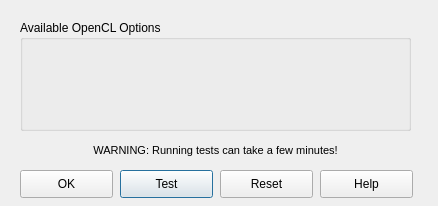
Old version of the form src/sas/qtgui/Perspectives/Fitting/UI/GPUOptionsUI.ui in the repository SasView/sasview.
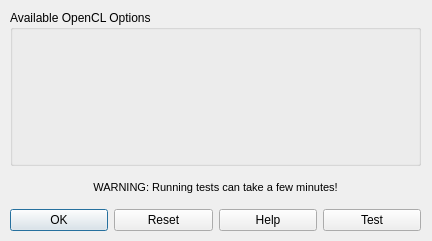
New version of the form. Icons and pictures are not drawn.

Commit message: Use layouts to eliminate hard-coded sizes.

```diff
--- a/src/sas/qtgui/Perspectives/Fitting/UI/GPUOptionsUI.ui
+++ b/src/sas/qtgui/Perspectives/Fitting/UI/GPUOptionsUI.ui
@@ -6,8 +6,8 @@
    <rect>
     <x>0</x>
     <y>0</y>
-    <width>438</width>
-    <height>206</height>
+    <width>432</width>
+    <height>241</height>
    </rect>
   </property>
   <property name="sizePolicy">
@@ -19,82 +19,58 @@
   <property name="windowTitle">
    <string>OpenCL Options</string>
   </property>
-  <widget class="QPushButton" name="testButton">
-   <property name="geometry">
-    <rect>
-     <x>120</x>
-     <y>170</y>
-     <width>93</width>
-     <height>28</height>
-    </rect>
-   </property>
-   <property name="text">
-    <string>Test</string>
-   </property>
-  </widget>
-  <widget class="QPushButton" name="helpButton">
+  <property name="windowIcon">
+   <iconset>
+    <normaloff>../../../UI/res/ball.ico</normaloff>../../../UI/res/ball.ico</iconset>
+  </property>
+  <widget class="QWidget" name="verticalLayoutWidget_2">
    <property name="geometry">
     <rect>
-     <x>320</x>
-     <y>170</y>
-     <width>93</width>
-     <height>28</height>
+     <x>0</x>
+     <y>0</y>
+     <width>431</width>
+     <height>241</height>
     </rect>
    </property>
-   <property name="text">
-    <string>Help</string>
-   </property>
-   <property name="autoDefault">
-    <bool>true</bool>
-   </property>
-  </widget>
+   <layout class="QVBoxLayout" name="verticalLayout" stretch="5,1,1">
+    <property name="sizeConstraint">
+     <enum>QLayout::SetMinimumSize</enum>
+    </property>
+    <property name="margin">
+     <number>10</number>
+    </property>
+    <item>
   <widget class="QGroupBox" name="openCLCheckBoxGroup">
-   <property name="geometry">
-    <rect>
-     <x>20</x>
-     <y>20</y>
-     <width>391</width>
-     <height>111</height>
-    </rect>
-   </property>
    <property name="title">
     <string>Available OpenCL Options</string>
    </property>
-  </widget>
-  <widget class="QPushButton" name="resetButton">
+      <widget class="QWidget" name="verticalLayoutWidget">
    <property name="geometry">
     <rect>
-     <x>220</x>
-     <y>170</y>
-     <width>93</width>
-     <height>28</height>
-    </rect>
-   </property>
-   <property name="text">
-    <string>Reset</string>
-   </property>
-  </widget>
-  <widget class="QPushButton" name="okButton">
-   <property name="geometry">
-    <rect>
-     <x>20</x>
-     <y>170</y>
-     <width>93</width>
-     <height>28</height>
-    </rect>
-   </property>
-   <property name="text">
-    <string>OK</string>
-   </property>
-  </widget>
+         <x>0</x>
+         <y>10</y>
+         <width>411</width>
+         <height>131</height>
+        </rect>
+       </property>
+       <layout class="QVBoxLayout" name="optionsLayout">
+        <property name="sizeConstraint">
+         <enum>QLayout::SetMinimumSize</enum>
+        </property>
+        <property name="bottomMargin">
+         <number>0</number>
+        </property>
+       </layout>
+      </widget>
+     </widget>
+    </item>
+    <item>
   <widget class="QLabel" name="warningMessage">
-   <property name="geometry">
-    <rect>
-     <x>20</x>
-     <y>132</y>
-     <width>391</width>
-     <height>37</height>
-    </rect>
+      <property name="sizePolicy">
+       <sizepolicy hsizetype="Minimum" vsizetype="Preferred">
+        <horstretch>0</horstretch>
+        <verstretch>0</verstretch>
+       </sizepolicy>
    </property>
    <property name="font">
     <font>
@@ -107,6 +83,47 @@
    <property name="alignment">
     <set>Qt::AlignCenter</set>
    </property>
+     </widget>
+    </item>
+    <item>
+     <layout class="QHBoxLayout" name="horizontalLayout">
+      <property name="sizeConstraint">
+       <enum>QLayout::SetMinimumSize</enum>
+      </property>
+      <item>
+       <widget class="QPushButton" name="okButton">
+        <property name="text">
+         <string>OK</string>
+        </property>
+       </widget>
+      </item>
+      <item>
+       <widget class="QPushButton" name="resetButton">
+        <property name="text">
+         <string>Reset</string>
+        </property>
+       </widget>
+      </item>
+      <item>
+       <widget class="QPushButton" name="helpButton">
+        <property name="text">
+         <string>Help</string>
+        </property>
+        <property name="autoDefault">
+         <bool>true</bool>
+        </property>
+       </widget>
+      </item>
+      <item>
+       <widget class="QPushButton" name="testButton">
+        <property name="text">
+         <string>Test</string>
+        </property>
+       </widget>
+      </item>
+     </layout>
+    </item>
+   </layout>
   </widget>
  </widget>
  <resources/>
```
Lines whose indentation alone changed are shown as unchanged. The commit also changes 2 other files.
